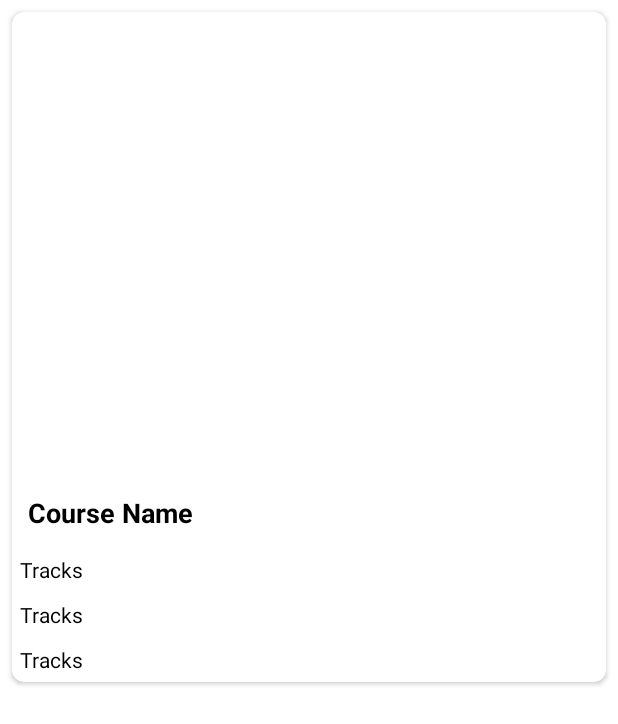
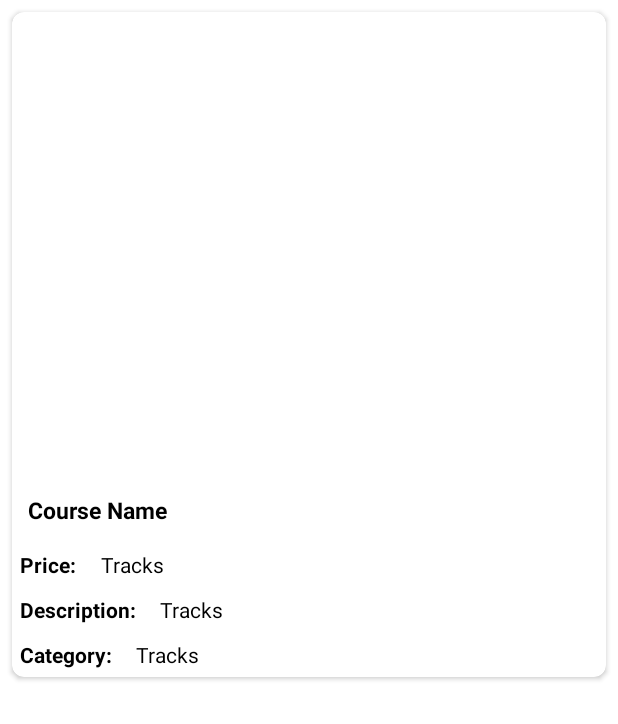
Before and after one commit to Jawahir-Singh/JsonArrayUsingVolly, an Android app: the layout list_layout.xml on its own in the app's theme, with its tools: preview values and no code run, on a phone screen of 412 x 824 dp. Shown: the top 724 px of the screen. Run offline under Robolectric (Android 15) with nearby library versions, the phone set to English and light mode, and no system bars; network calls fail.

Commit message:
this is my third edit commit

```diff
--- a/app/src/main/res/layout/list_layout.xml
+++ b/app/src/main/res/layout/list_layout.xml
@@ -29,7 +29,7 @@
             android:padding="5dp"
             android:text="Course Name "
             android:textColor="@color/black"
-            android:textSize="18sp"
+            android:textSize="15sp"
             android:textStyle="bold" />
 
 
@@ -37,6 +37,14 @@
                 android:layout_width="match_parent"
                 android:layout_height="wrap_content">
 
+                <TextView
+                    android:layout_width="107dp"
+                    android:layout_height="wrap_content"
+                    android:layout_weight="1"
+                    android:padding="5dp"
+                    android:text="Price:"
+                    android:textColor="@color/black"
+                    android:textStyle="bold" />
 
                 <TextView
                     android:id="@+id/name1"
@@ -51,6 +59,14 @@
                 android:layout_width="match_parent"
                 android:layout_height="wrap_content">
 
+                <TextView
+                    android:layout_width="186dp"
+                    android:layout_height="wrap_content"
+                    android:layout_weight="1"
+                    android:padding="5dp"
+                    android:text="Description:"
+                    android:textColor="@color/black"
+                    android:textStyle="bold" />
 
                 <TextView
                     android:id="@+id/name2"
@@ -65,7 +81,14 @@
                 android:layout_width="match_parent"
                 android:layout_height="wrap_content">
 
-
+                <TextView
+                    android:layout_width="154dp"
+                    android:layout_height="wrap_content"
+                    android:layout_weight="1"
+                    android:padding="5dp"
+                    android:text="Category:"
+                    android:textColor="@color/black"
+                    android:textStyle="bold" />
             <TextView
                 android:id="@+id/name3"
                 android:layout_width="match_parent"
```
